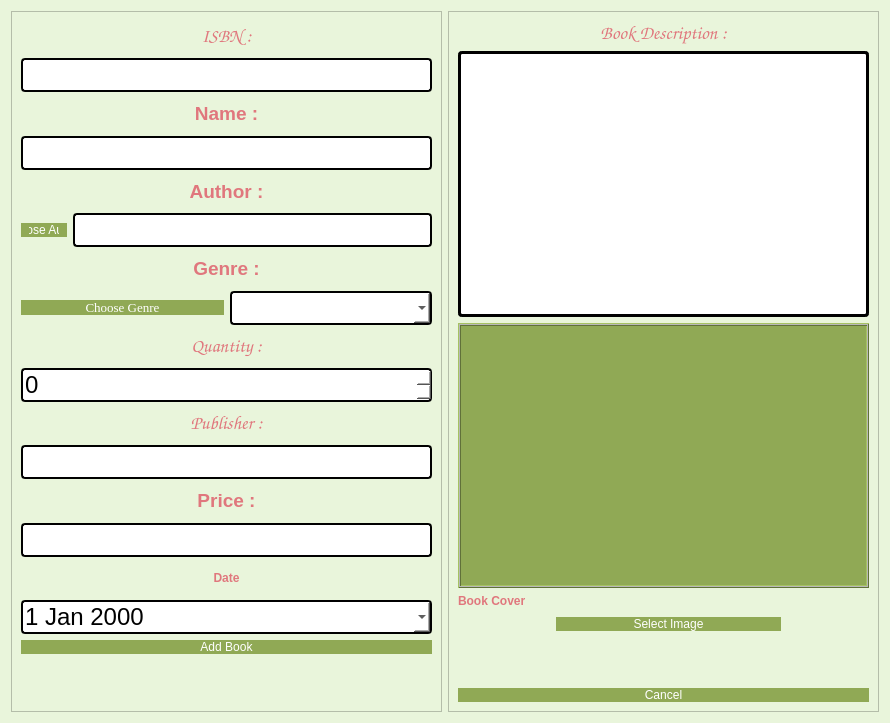
The window that addBook.ui (salmajaghoua23/Library) describes before a commit, drawn with Qt 5.
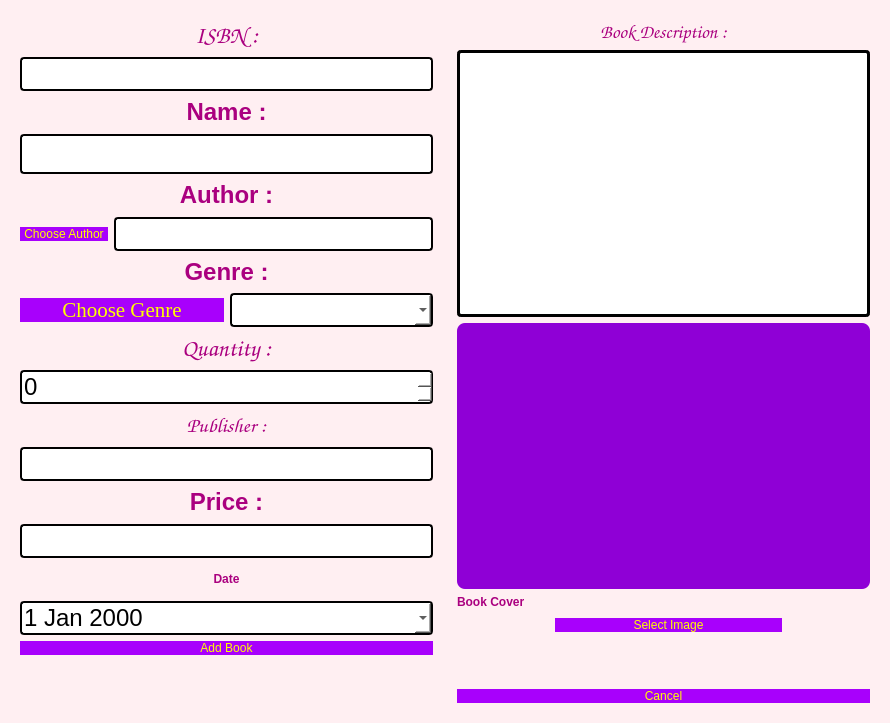
The same window after the commit.

What changed in the file:
```diff
--- a/addBook.ui
+++ b/addBook.ui
@@ -14,15 +14,15 @@
    <string>Dialog</string>
   </property>
   <property name="styleSheet">
-   <string notr="true">background: #e9f5db;
-width:30px;
-hieght:30px;</string>
+   <string notr="true">background-color:rgb(255, 239, 242);
+border-radius: 8px;
+</string>
   </property>
   <layout class="QHBoxLayout" name="horizontalLayout_5">
    <item>
     <widget class="QFrame" name="frame">
      <property name="styleSheet">
-      <string notr="true"/>
+      <string notr="true">color:black;</string>
      </property>
      <property name="frameShape">
       <enum>QFrame::Shape::StyledPanel</enum>
@@ -46,7 +46,7 @@
 color: rgb(0, 0, 0);</string>
         </property>
         <property name="text">
-         <string>&lt;html&gt;&lt;head/&gt;&lt;body&gt;&lt;p align=&quot;center&quot;&gt;&lt;span style=&quot; font-size:14pt;font-family:'georgia'; font-weight:700; color:#e0777d;&quot;&gt;ISBN :&lt;/span&gt;&lt;/p&gt;&lt;/body&gt;&lt;/html&gt;</string>
+         <string>&lt;html&gt;&lt;head/&gt;&lt;body&gt;&lt;p align=&quot;center&quot;&gt;&lt;span style=&quot; font-family:'georgia'; font-size:18pt; font-weight:700; color:#aa007f;&quot;&gt;ISBN :&lt;/span&gt;&lt;/p&gt;&lt;/body&gt;&lt;/html&gt;</string>
         </property>
        </widget>
       </item>
@@ -57,7 +57,7 @@
 	background-color: rgb(255, 255, 255);
 	 border: 2px  solid;
      border-radius: 4px;
-	font: 24px
+	font: 24px;color:black;
 }</string>
         </property>
         <property name="text">
@@ -72,7 +72,7 @@
 color: rgb(0, 0, 0);</string>
         </property>
         <property name="text">
-         <string>&lt;html&gt;&lt;head/&gt;&lt;body&gt;&lt;p align=&quot;center&quot;&gt;&lt;span style=&quot; font-size:14pt;font-family:'georgia'; font-weight:700; color:#e0777d;&quot;&gt;Name :&lt;/span&gt;&lt;/p&gt;&lt;/body&gt;&lt;/html&gt;</string>
+         <string>&lt;html&gt;&lt;head/&gt;&lt;body&gt;&lt;p align=&quot;center&quot;&gt;&lt;span style=&quot; font-family:'georgia'; font-size:18pt; font-weight:700; color:#aa007f;&quot;&gt;Name :&lt;/span&gt;&lt;/p&gt;&lt;/body&gt;&lt;/html&gt;</string>
         </property>
        </widget>
       </item>
@@ -84,7 +84,7 @@
         <property name="font">
          <font>
           <family>Georgina</family>
-          <pointsize>20</pointsize>
+          <pointsize>-1</pointsize>
           <italic>false</italic>
           <bold>false</bold>
          </font>
@@ -94,8 +94,7 @@
 	background-color: rgb(255, 255, 255);
 	 border: 2px  solid;
      border-radius: 4px;
-	font: 20pt&quot;Georgina&quot;;
-height:30px;
+	font: 24px;color:black;
 }</string>
         </property>
        </widget>
@@ -107,8 +106,7 @@
 color: rgb(0, 0, 0);</string>
         </property>
         <property name="text">
-         <string>
-&lt;html&gt;&lt;head/&gt;&lt;body&gt;&lt;p align=&quot;center&quot;&gt;&lt;span style=&quot; font-size:14pt;font-family:'georgia'; font-weight:700; color:#e0777d;&quot;&gt;Author :&lt;/span&gt;&lt;/p&gt;&lt;/body&gt;&lt;/html&gt;</string>
+         <string>&lt;html&gt;&lt;head/&gt;&lt;body&gt;&lt;p align=&quot;center&quot;&gt;&lt;span style=&quot; font-family:'georgia'; font-size:18pt; font-weight:700; color:#aa007f;&quot;&gt;Author :&lt;/span&gt;&lt;/p&gt;&lt;/body&gt;&lt;/html&gt;</string>
         </property>
        </widget>
       </item>
@@ -117,32 +115,23 @@
         <item>
          <widget class="QPushButton" name="chooseAuthBtn">
           <property name="styleSheet">
-           <string notr="true">QPushButton{
-color: rgb(255, 255, 255);
-font: 10pt &quot;Georgia&quot;;
-border-radius:8px;
-padding : 0 8px;
-background: #90a955;
-border -radius:10px;
+           <string notr="true">QPushButton
+{ 
+	border-radius:15px;
+	font: 16pt &quot;georgia&quot;;
+	background-color:rgb(168, 0, 252);
+	padding : 0 4px;
+	border-radius:20px;
+	color:rgb(255, 255, 0)
 }
+
+
 QPushButton:hover:!pressed
 
 {
 background:#572B788;
 }
-QToolButton
-{
-
-border-radius:10px;
-bacground:red;
-color:red;
-}
-
-QPushButton:pressed
-{
-              font-size: 19px;
-              transition: 0.9s; 
-}</string>
+</string>
           </property>
           <property name="text">
            <string>Choose Author</string>
@@ -159,7 +148,7 @@
 	background-color: rgb(255, 255, 255);
 	 border: 2px  solid;
      border-radius: 4px;
-	font: 24px
+	font: 24px;color:black;
 }</string>
           </property>
          </widget>
@@ -173,8 +162,7 @@
 color: rgb(0, 0, 0);</string>
         </property>
         <property name="text">
-         <string>
-&lt;html&gt;&lt;head/&gt;&lt;body&gt;&lt;p align=&quot;center&quot;&gt;&lt;span style=&quot; font-size:14pt;font-family:'georgia'; font-weight:700; color:#e0777d;&quot;&gt;Genre :&lt;/span&gt;&lt;/p&gt;&lt;/body&gt;&lt;/html&gt;</string>
+         <string>&lt;html&gt;&lt;head/&gt;&lt;body&gt;&lt;p align=&quot;center&quot;&gt;&lt;span style=&quot; font-family:'georgia'; font-size:18pt; font-weight:700; color:#aa007f;&quot;&gt;Genre :&lt;/span&gt;&lt;/p&gt;&lt;/body&gt;&lt;/html&gt;</string>
         </property>
        </widget>
       </item>
@@ -184,40 +172,30 @@
          <widget class="QPushButton" name="chooseGenreBtn">
           <property name="font">
            <font>
-            <family>Georgia</family>
-            <pointsize>10</pointsize>
+            <family>georgia</family>
+            <pointsize>16</pointsize>
             <italic>false</italic>
             <bold>false</bold>
            </font>
           </property>
           <property name="styleSheet">
-           <string notr="true">QPushButton{
-
-color: rgb(255, 255, 255);
-font: 10pt &quot;Georgia&quot;;
-border-radius:8px;
-padding : 0 8px;
-background: #90A955;
-border -radius:15px;
+           <string notr="true">QPushButton
+{ 
+	border-radius:15px;
+	font: 16pt &quot;georgia&quot;;
+	background-color:rgb(168, 0, 252);
+	padding : 0 4px;
+	border-radius:20px;
+	color:rgb(255, 255, 0)
 }
+
+
 QPushButton:hover:!pressed
 
 {
 background:#572B788;
 }
-QToolButton
-{
-
-border-radius:10px;
-bacground:red;
-color:red;
-}
-
-QPushButton:pressed
-{
-              font-size: 19px;
-              transition: 0.9s; 
-}</string>
+</string>
           </property>
           <property name="text">
            <string>Choose Genre</string>
@@ -234,7 +212,7 @@
 	background-color: rgb(255, 255, 255);
 	 border: 2px  solid;
      border-radius: 4px;
-	font: 24px
+	font: 24px;color:black;
 }</string>
           </property>
          </widget>
@@ -256,7 +234,7 @@
 color: rgb(0, 0, 0);</string>
         </property>
         <property name="text">
-         <string>&lt;html&gt;&lt;head/&gt;&lt;body&gt;&lt;p align=&quot;center&quot;&gt;&lt;span style=&quot; font-size:14pt;font-family:'georgia'; font-weight:700; color:#e0777d;&quot;&gt;Quantity :&lt;/span&gt;&lt;/p&gt;&lt;/body&gt;&lt;/html&gt;</string>
+         <string>&lt;html&gt;&lt;head/&gt;&lt;body&gt;&lt;p align=&quot;center&quot;&gt;&lt;span style=&quot; font-family:'georgia'; font-size:18pt; font-weight:700; color:#aa007f;&quot;&gt;Quantity :&lt;/span&gt;&lt;/p&gt;&lt;/body&gt;&lt;/html&gt;</string>
         </property>
        </widget>
       </item>
@@ -267,7 +245,7 @@
 	background-color: rgb(255, 255, 255);
 	 border: 2px  solid;
      border-radius: 4px;
-	font: 24px
+	font: 24px;color:black;
 }</string>
         </property>
        </widget>
@@ -287,7 +265,7 @@
 color: rgb(0, 0, 0);</string>
         </property>
         <property name="text">
-         <string>&lt;html&gt;&lt;head/&gt;&lt;body&gt;&lt;p align=&quot;center&quot;&gt;&lt;span style=&quot; font-size:14pt;font-family:'georgia'; font-weight:700; color:#e0777d;&quot;&gt;Publisher :&lt;/span&gt;&lt;/p&gt;&lt;/body&gt;&lt;/html&gt;</string>
+         <string>&lt;html&gt;&lt;head/&gt;&lt;body&gt;&lt;p align=&quot;center&quot;&gt;&lt;span style=&quot; font-family:'georgia'; font-size:16pt; font-weight:700; color:#aa007f;&quot;&gt;Publisher :&lt;/span&gt;&lt;/p&gt;&lt;/body&gt;&lt;/html&gt;</string>
         </property>
        </widget>
       </item>
@@ -298,7 +276,7 @@
 	background-color: rgb(255, 255, 255);
 	 border: 2px  solid;
      border-radius: 4px;
-	font: 24px
+	font: 24px;color:black;
 }</string>
         </property>
        </widget>
@@ -310,7 +288,7 @@
 color: rgb(0, 0, 0);</string>
         </property>
         <property name="text">
-         <string>&lt;html&gt;&lt;head/&gt;&lt;body&gt;&lt;p align=&quot;center&quot;&gt;&lt;span style=&quot; font-size:14pt;font-family:'georgia'; font-weight:700; color:#e0777d;&quot;&gt;Price :&lt;/span&gt;&lt;/p&gt;&lt;/body&gt;&lt;/html&gt;</string>
+         <string>&lt;html&gt;&lt;head/&gt;&lt;body&gt;&lt;p align=&quot;center&quot;&gt;&lt;span style=&quot; font-family:'georgia'; font-size:18pt; font-weight:700; color:#aa007f;&quot;&gt;Price :&lt;/span&gt;&lt;/p&gt;&lt;/body&gt;&lt;/html&gt;</string>
         </property>
        </widget>
       </item>
@@ -321,8 +299,7 @@
 	background-color: rgb(255, 255, 255);
 	 border: 2px  solid;
      border-radius: 4px;
-color:balck;
-	font: 24px
+	font: 24px;color:black;
 }</string>
         </property>
        </widget>
@@ -334,7 +311,7 @@
 color: #e0777d;</string>
         </property>
         <property name="text">
-         <string>&lt;html&gt;&lt;head/&gt;&lt;body&gt;&lt;p align=&quot;center&quot;&gt;&lt;span style=&quot; font-weight:700;&quot;&gt;Date&lt;/span&gt;&lt;/p&gt;&lt;/body&gt;&lt;/html&gt;</string>
+         <string>&lt;html&gt;&lt;head/&gt;&lt;body&gt;&lt;p align=&quot;center&quot;&gt;&lt;span style=&quot; font-weight:700; color:#aa007f;&quot;&gt;Date&lt;/span&gt;&lt;/p&gt;&lt;/body&gt;&lt;/html&gt;</string>
         </property>
        </widget>
       </item>
@@ -359,32 +336,23 @@
         <item>
          <widget class="QPushButton" name="addBookBtn">
           <property name="styleSheet">
-           <string notr="true">QPushButton{
-color: rgb(255, 255, 255);
-font: 14pt &quot;georgia&quot;;
-border-radius:10px;
-padding : 0 8px;
-background: #90a955;
-border-radius:10px;
+           <string notr="true">QPushButton
+{ 
+	border-radius:15px;
+	font: 16pt &quot;georgia&quot;;
+	background-color:rgb(168, 0, 252);
+	padding : 0 4px;
+	border-radius:20px;
+	color:rgb(255, 255, 0)
 }
+
+
 QPushButton:hover:!pressed
 
 {
 background:#e0777d;
 }
-QToolButton
-{
-
-border-radius:10px;
-bacground:red;
-color:red;
-}
-
-QPushButton:pressed
-{
-              font-size: 19px;
-              transition: 0.9s; 
-}</string>
+</string>
           </property>
           <property name="text">
            <string>Add Book</string>
@@ -439,7 +407,7 @@
 color: rgb(0, 0, 0);</string>
         </property>
         <property name="text">
-         <string>&lt;html&gt;&lt;head/&gt;&lt;body&gt;&lt;p align=&quot;center&quot;&gt;&lt;span style=&quot; font-size:14pt;font-family:'georgia'; font-weight:700; color:#e0777d;&quot;&gt;Book Description :&lt;/span&gt;&lt;/p&gt;&lt;/body&gt;&lt;/html&gt;</string>
+         <string>&lt;html&gt;&lt;head/&gt;&lt;body&gt;&lt;p align=&quot;center&quot;&gt;&lt;span style=&quot; font-family:'georgia'; font-size:14pt; font-weight:700; color:#aa007f;&quot;&gt;Book Description :&lt;/span&gt;&lt;/p&gt;&lt;/body&gt;&lt;/html&gt;</string>
         </property>
        </widget>
       </item>
@@ -467,7 +435,7 @@
          <enum>Qt::FocusPolicy::StrongFocus</enum>
         </property>
         <property name="styleSheet">
-         <string notr="true">background-color: #90A955;
+         <string notr="true">background-color:rgb(143, 0, 214);
 border-color: rgb(0, 0, 0);</string>
         </property>
         <property name="frameShape">
@@ -493,7 +461,7 @@
 color: #e0777d;</string>
           </property>
           <property name="text">
-           <string>&lt;html&gt;&lt;head/&gt;&lt;body&gt;&lt;p&gt;&lt;span style=&quot; font-weight:700;&quot;&gt;Book Cover&lt;/span&gt;&lt;/p&gt;&lt;/body&gt;&lt;/html&gt;</string>
+           <string>&lt;html&gt;&lt;head/&gt;&lt;body&gt;&lt;p&gt;&lt;span style=&quot; font-weight:700; color:#aa007f;&quot;&gt;Book Cover&lt;/span&gt;&lt;/p&gt;&lt;/body&gt;&lt;/html&gt;</string>
           </property>
          </widget>
         </item>
@@ -534,9 +502,9 @@
              <colorrole role="Button">
               <brush brushstyle="SolidPattern">
                <color alpha="255">
-                <red>144</red>
-                <green>169</green>
-                <blue>85</blue>
+                <red>168</red>
+                <green>0</green>
+                <blue>252</blue>
                </color>
               </brush>
              </colorrole>
@@ -561,18 +529,18 @@
              <colorrole role="Base">
               <brush brushstyle="SolidPattern">
                <color alpha="255">
-                <red>144</red>
-                <green>169</green>
-                <blue>85</blue>
+                <red>168</red>
+                <green>0</green>
+                <blue>252</blue>
                </color>
               </brush>
              </colorrole>
              <colorrole role="Window">
               <brush brushstyle="SolidPattern">
                <color alpha="255">
-                <red>144</red>
-                <green>169</green>
-                <blue>85</blue>
+                <red>168</red>
+                <green>0</green>
+                <blue>252</blue>
                </color>
               </brush>
              </colorrole>
@@ -599,9 +567,9 @@
              <colorrole role="Button">
               <brush brushstyle="SolidPattern">
                <color alpha="255">
-                <red>144</red>
-                <green>169</green>
-                <blue>85</blue>
+                <red>168</red>
+                <green>0</green>
+                <blue>252</blue>
                </color>
               </brush>
              </colorrole>
@@ -626,18 +594,18 @@
              <colorrole role="Base">
               <brush brushstyle="SolidPattern">
                <color alpha="255">
-                <red>144</red>
-                <green>169</green>
-                <blue>85</blue>
+                <red>168</red>
+                <green>0</green>
+                <blue>252</blue>
                </color>
               </brush>
              </colorrole>
              <colorrole role="Window">
               <brush brushstyle="SolidPattern">
                <color alpha="255">
-                <red>144</red>
-                <green>169</green>
-                <blue>85</blue>
+                <red>168</red>
+                <green>0</green>
+                <blue>252</blue>
                </color>
               </brush>
              </colorrole>
@@ -664,9 +632,9 @@
              <colorrole role="Button">
               <brush brushstyle="SolidPattern">
                <color alpha="255">
-                <red>144</red>
-                <green>169</green>
-                <blue>85</blue>
+                <red>168</red>
+                <green>0</green>
+                <blue>252</blue>
                </color>
               </brush>
              </colorrole>
@@ -691,18 +659,18 @@
              <colorrole role="Base">
               <brush brushstyle="SolidPattern">
                <color alpha="255">
-                <red>144</red>
-                <green>169</green>
-                <blue>85</blue>
+                <red>168</red>
+                <green>0</green>
+                <blue>252</blue>
                </color>
               </brush>
              </colorrole>
              <colorrole role="Window">
               <brush brushstyle="SolidPattern">
                <color alpha="255">
-                <red>144</red>
-                <green>169</green>
-                <blue>85</blue>
+                <red>168</red>
+                <green>0</green>
+                <blue>252</blue>
                </color>
               </brush>
              </colorrole>
@@ -719,32 +687,23 @@
            </palette>
           </property>
           <property name="styleSheet">
-           <string notr="true">QPushButton{
-color: rgb(255, 255, 255);
-font: 14pt &quot;georgia&quot;;
-border-radius:10px;
-padding : 0 8px;
-background: #90a955;
-border-radius:10px;
+           <string notr="true">QPushButton
+{ 
+	border-radius:15px;
+	font: 16pt &quot;georgia&quot;;
+	background-color:rgb(168, 0, 252);
+	padding : 0 4px;
+	border-radius:20px;
+	color:rgb(255, 255, 0)
 }
+
+
 QPushButton:hover:!pressed
 
 {
 background:#e0777d;
 }
-QToolButton
-{
-
-border-radius:10px;
-bacground:red;
-color:red;
-}
-
-QPushButton:pressed
-{
-              font-size: 19px;
-              transition: 0.9s; 
-}</string>
+</string>
           </property>
           <property name="text">
            <string>Select Image</string>
@@ -790,32 +749,23 @@
         <item>
          <widget class="QPushButton" name="cancelBtn">
           <property name="styleSheet">
-           <string notr="true">QPushButton{
-color: rgb(255, 255, 255);
-font: 14pt &quot;georgia&quot;;
-border-radius:10px;
-padding : 0 8px;
-background: #90a955;
-border-radius:10px;
+           <string notr="true">QPushButton
+{ 
+	border-radius:15px;
+	font: 16pt &quot;georgia&quot;;
+	background-color:rgb(168, 0, 252);
+	padding : 0 4px;
+	border-radius:20px;
+	color:rgb(255, 255, 0)
 }
+
+
 QPushButton:hover:!pressed
 
 {
 background:#e0777d;
 }
-QToolButton
-{
-
-border-radius:10px;
-bacground:red;
-color:red;
-}
-
-QPushButton:pressed
-{
-              font-size: 19px;
-              transition: 0.9s; 
-}</string>
+</string>
           </property>
           <property name="text">
            <string>Cancel</string>
```
Left out of the diff: 10 changed lines with no effect on the pictures.
